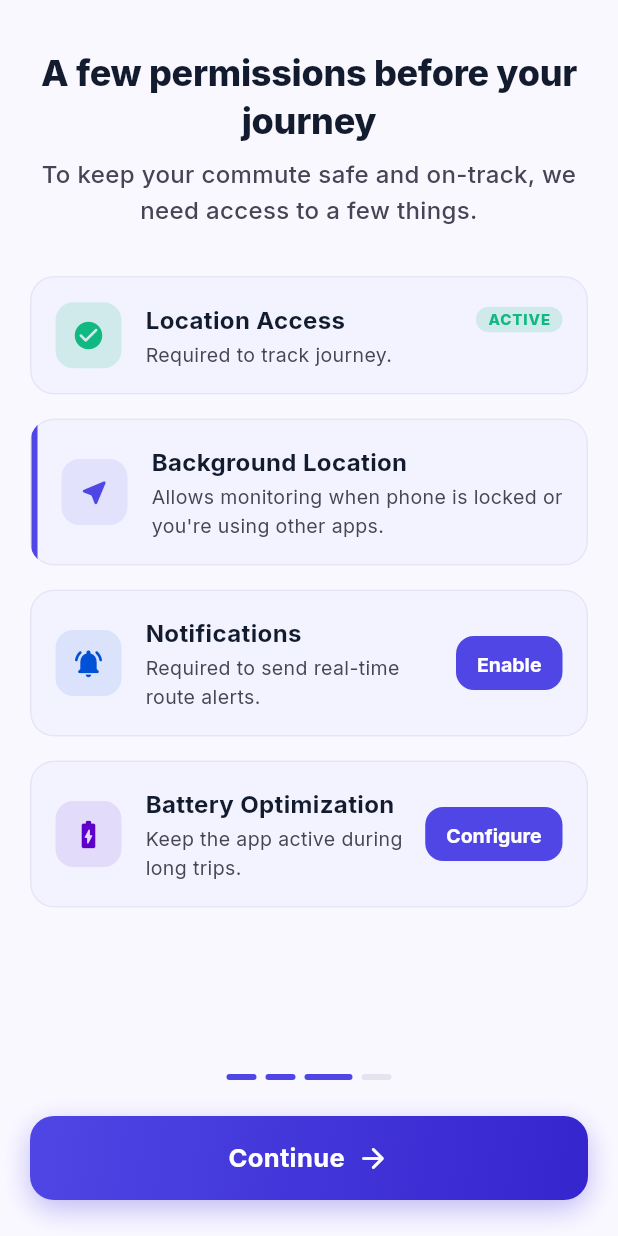
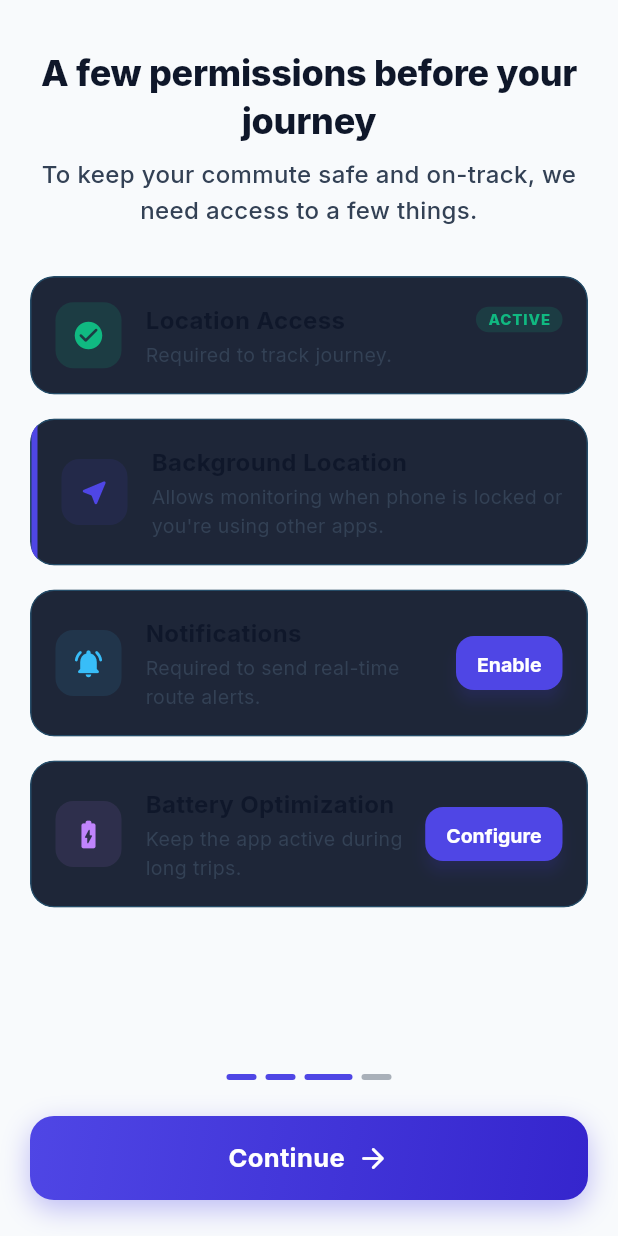
Before and after one commit to Rajkishore08/Location-Based-Alarm--Flutter-app, a Flutter app: the screen it shows after launch, after a tap on "Skip", on a phone screen of 412 x 824 dp. Run offline on Flutter 3.47's test engine with Material 3 defaults, Android fonts, the phone set to English and light mode, and no system bars; our stand-ins replace audioplayers, cloud_firestore, firebase_auth, firebase_core, flutter_dotenv, flutter_local_notifications and 10 more; accounts and stored records are empty; statements that could not run were skipped.

Commit message:
style: complete UI transformation to ultra-modern deep space cyberpunk SaaS design system

```diff
--- a/lib/core/constants/app_colors.dart
+++ b/lib/core/constants/app_colors.dart
@@ -1,79 +1,93 @@
 import 'package:flutter/material.dart';
 
-/// Stitch Design System Color Palette for Smart Route Alert
-/// Visual Source of Truth: Stitch Project 15343939883169592414
+/// Ultra-Modern SaaS Design Tokens for Smart Route Alert
 class AppColors {
   AppColors._();
 
-  // Primary Brand Colors
-  static const Color primary = Color(0xFF3525CD);
-  static const Color primaryContainer = Color(0xFF4F46E5);
+  // Primary Brand & Electric Accents
+  static const Color primary = Color(0xFF6366F1); // Electric Indigo
+  static const Color primaryContainer = Color(0xFF4F46E5); // Royal Indigo
   static const Color onPrimary = Color(0xFFFFFFFF);
-  static const Color onPrimaryContainer = Color(0xFFDAD7FF);
-  static const Color primaryFixed = Color(0xFFE2DFFF);
-  static const Color primaryFixedDim = Color(0xFFC3C0FF);
-  static const Color onPrimaryFixed = Color(0xFF0F0069);
-  static const Color onPrimaryFixedVariant = Color(0xFF3323CC);
+  static const Color onPrimaryContainer = Color(0xFFE0E7FF);
+  static const Color primaryFixed = Color(0xFF818CF8);
+  static const Color primaryFixedDim = Color(0xFF6366F1);
+  static const Color onPrimaryFixed = Color(0xFF1E1B4B);
+  static const Color onPrimaryFixedVariant = Color(0xFF3730A3);
 
-  // Secondary Colors
-  static const Color secondary = Color(0xFF0051D5);
-  static const Color secondaryContainer = Color(0xFF316BF3);
+  // Secondary Accents (Sky Cyan & Cobalt)
+  static const Color secondary = Color(0xFF38BDF8); // Sky Cyan
+  static const Color secondaryContainer = Color(0xFF0284C7);
   static const Color onSecondary = Color(0xFFFFFFFF);
-  static const Color onSecondaryContainer = Color(0xFFFEFCFF);
-  static const Color secondaryFixed = Color(0xFFDBE1FF);
-  static const Color secondaryFixedDim = Color(0xFFB4C5FF);
-  static const Color onSecondaryFixed = Color(0xFF00174B);
-  static const Color onSecondaryFixedVariant = Color(0xFF003EA8);
+  static const Color onSecondaryContainer = Color(0xFFF0F9FF);
+  static const Color secondaryFixed = Color(0xFFBAE6FD);
+  static const Color secondaryFixedDim = Color(0xFF7DD3FC);
+  static const Color onSecondaryFixed = Color(0xFF0C4A6E);
+  static const Color onSecondaryFixedVariant = Color(0xFF0369A1);
 
-  // Tertiary Colors
-  static const Color tertiary = Color(0xFF5C00CA);
-  static const Color tertiaryContainer = Color(0xFF7531E6);
+  // Tertiary Accents (Purple Neon)
+  static const Color tertiary = Color(0xFFC084FC); // Purple Neon
+  static const Color tertiaryContainer = Color(0xFF9333EA);
   static const Color onTertiary = Color(0xFFFFFFFF);
-  static const Color onTertiaryContainer = Color(0xFFE4D4FF);
-  static const Color tertiaryFixed = Color(0xFFEADDFF);
-  static const Color tertiaryFixedDim = Color(0xFFD2BBFF);
-  static const Color onTertiaryFixed = Color(0xFF25005A);
-  static const Color onTertiaryFixedVariant = Color(0xFF5A00C6);
+  static const Color onTertiaryContainer = Color(0xFFFAF5FF);
 
-  // Neutral & Surface Colors (Light Mode)
-  static const Color background = Color(0xFFFAF8FF);
-  static const Color onBackground = Color(0xFF131B2E);
-  static const Color surface = Color(0xFFFAF8FF);
-  static const Color onSurface = Color(0xFF131B2E);
-  static const Color onSurfaceVariant = Color(0xFF464555);
+  // Neutral & Deep Space Canvas (Dark Mode Default)
+  static const Color background = Color(0xFF0B0F19); // Deep Space Canvas
+  static const Color onBackground = Color(0xFFF8FAFC);
+  static const Color surface = Color(0xFF0F172A); // Slate Surface
+  static const Color onSurface = Color(0xFFF8FAFC);
+  static const Color onSurfaceVariant = Color(0xFF94A3B8);
 
-  static const Color surfaceContainerLowest = Color(0xFFFFFFFF);
-  static const Color surfaceContainerLow = Color(0xFFF2F3FF);
-  static const Color surfaceContainer = Color(0xFFEAEDFF);
-  static const Color surfaceContainerHigh = Color(0xFFE2E7FF);
-  static const Color surfaceContainerHighest = Color(0xFFDAE2FD);
-  static const Color surfaceDim = Color(0xFFD2D9F4);
-  static const Color surfaceBright = Color(0xFFFAF8FF);
-  static const Color surfaceTint = Color(0xFF4D44E3);
+  static const Color surfaceContainerLowest = Color(0xFF070A12);
+  static const Color surfaceContainerLow = Color(0xFF1E293B);
+  static const Color surfaceContainer = Color(0xFF1E2638);
+  static const Color surfaceContainerHigh = Color(0xFF334155);
+  static const Color surfaceContainerHighest = Color(0xFF475569);
+  static const Color surfaceDim = Color(0xFF0F172A);
+  static const Color surfaceBright = Color(0xFF1E293B);
+  static const Color surfaceTint = Color(0xFF6366F1);
 
-  // Inverse Colors (Dark Mode Base)
-  static const Color inverseSurface = Color(0xFF283044);
-  static const Color inverseOnSurface = Color(0xFFEEF0FF);
-  static const Color inversePrimary = Color(0xFFC3C0FF);
+  // Inverse Colors (Light Mode Adaptability)
+  static const Color inverseSurface = Color(0xFFF8FAFC);
+  static const Color inverseOnSurface = Color(0xFF0F172A);
+  static const Color inversePrimary = Color(0xFF4F46E5);
 
-  // Outlines & Borders
-  static const Color outline = Color(0xFF777587);
-  static const Color outlineVariant = Color(0xFFC7C4D8);
+  // Outlines & Glowing Glass Borders
+  static const Color outline = Color(0xFF64748B);
+  static const Color outlineVariant = Color(0xFF334155);
 
-  // Errors & Warnings
-  static const Color error = Color(0xFFBA1A1A);
-  static const Color errorContainer = Color(0xFFFFDAD6);
+  // Errors & Critical Alerts
+  static const Color error = Color(0xFFEF4444);
+  static const Color errorContainer = Color(0xFF450A0A);
   static const Color onError = Color(0xFFFFFFFF);
-  static const Color onErrorContainer = Color(0xFF93000A);
+  static const Color onErrorContainer = Color(0xFFFCA5A5);
 
-  // Status Indicator Colors
-  static const Color success = Color(0xFF10B981);
-  static const Color warning = Color(0xFFF59E0B);
-  static const Color info = Color(0xFF3B82F6);
+  // High-Contrast Status Indicators
+  static const Color success = Color(0xFF10B981); // Emerald Green
+  static const Color warning = Color(0xFFF59E0B); // Amber Warning
+  static const Color info = Color(0xFF38BDF8); // Cyan Info
 
-  // Glassmorphic Overlays
-  static const Color glassLightBg = Color(0xB3FAF8FF); // 70% opacity
-  static const Color glassDarkBg = Color(0xB3283044); // 70% opacity
-  static const Color glassBorderLight = Color(0x33C7C4D8);
-  static const Color glassBorderDark = Color(0x1AFFFFFF);
+  // Glassmorphic Surfaces & Radial Glows
+  static const Color glassLightBg = Color(0xE6FFFFFF); // 90% blur white
+  static const Color glassDarkBg = Color(0xD90F172A); // 85% blur deep slate
+  static const Color glassBorderLight = Color(0x336366F1);
+  static const Color glassBorderDark = Color(0x4038BDF8); // 25% glowing cyan border
+
+  // SaaS Gradients
+  static const LinearGradient brandGradient = LinearGradient(
+    colors: [Color(0xFF4F46E5), Color(0xFF6366F1), Color(0xFF38BDF8)],
+    begin: Alignment.topLeft,
+    end: Alignment.bottomRight,
+  );
+
+  static const LinearGradient cardGradient = LinearGradient(
+    colors: [Color(0xFF1E293B), Color(0xFF0F172A)],
+    begin: Alignment.topCenter,
+    end: Alignment.bottomCenter,
+  );
+
+  static const RadialGradient heroRadialGlow = RadialGradient(
+    center: Alignment.topCenter,
+    radius: 1.2,
+    colors: [Color(0x336366F1), Color(0x1A38BDF8), Color(0x000B0F19)],
+  );
 }
--- a/lib/core/theme/app_theme.dart
+++ b/lib/core/theme/app_theme.dart
@@ -6,14 +6,14 @@
 class AppTheme {
   AppTheme._();
 
-  static ThemeData get lightTheme {
+  static ThemeData get darkTheme {
     return ThemeData(
       useMaterial3: true,
-      brightness: Brightness.light,
+      brightness: Brightness.dark,
       primaryColor: AppColors.primary,
       scaffoldBackgroundColor: AppColors.background,
       colorScheme: const ColorScheme(
-        brightness: Brightness.light,
+        brightness: Brightness.dark,
         primary: AppColors.primary,
         onPrimary: AppColors.onPrimary,
         primaryContainer: AppColors.primaryContainer,
@@ -24,26 +24,22 @@
         onSecondaryContainer: AppColors.onSecondaryContainer,
         tertiary: AppColors.tertiary,
         onTertiary: AppColors.onTertiary,
-        tertiaryContainer: AppColors.tertiaryContainer,
-        onTertiaryContainer: AppColors.onTertiaryContainer,
         error: AppColors.error,
         onError: AppColors.onError,
-        errorContainer: AppColors.errorContainer,
-        onErrorContainer: AppColors.onErrorContainer,
         surface: AppColors.surface,
         onSurface: AppColors.onSurface,
         onSurfaceVariant: AppColors.onSurfaceVariant,
         outline: AppColors.outline,
         outlineVariant: AppColors.outlineVariant,
-        shadow: Color(0x1F000000),
-        inverseSurface: AppColors.inverseSurface,
-        onInverseSurface: AppColors.inverseOnSurface,
-        inversePrimary: AppColors.inversePrimary,
+        shadow: Color(0x3F000000),
       ),
       cardTheme: CardThemeData(
         color: AppColors.surfaceContainerLow,
         elevation: 0,
-        shape: RoundedRectangleBorder(borderRadius: AppRadius.borderXl),
+        shape: RoundedRectangleBorder(
+          borderRadius: AppRadius.borderXl,
+          side: const BorderSide(color: AppColors.glassBorderDark, width: 1),
+        ),
         margin: EdgeInsets.zero,
       ),
       appBarTheme: AppBarTheme(
@@ -51,13 +47,14 @@
         foregroundColor: AppColors.onSurface,
         elevation: 0,
         centerTitle: false,
-        titleTextStyle: AppTypography.headlineMd.copyWith(color: AppColors.primary),
+        titleTextStyle: AppTypography.headlineMd.copyWith(color: AppColors.primaryFixed),
       ),
       elevatedButtonTheme: ElevatedButtonThemeData(
         style: ElevatedButton.styleFrom(
           backgroundColor: AppColors.primaryContainer,
           foregroundColor: AppColors.onPrimary,
-          elevation: 0,
+          elevation: 4,
+          shadowColor: AppColors.primaryContainer.withValues(alpha: 0.4),
           padding: const EdgeInsets.symmetric(horizontal: AppSpacing.lg, vertical: AppSpacing.md),
           shape: RoundedRectangleBorder(borderRadius: AppRadius.borderXl),
           textStyle: AppTypography.bodyLg.copyWith(fontWeight: FontWeight.w700),
@@ -65,8 +62,8 @@
       ),
       outlinedButtonTheme: OutlinedButtonThemeData(
         style: OutlinedButton.styleFrom(
-          foregroundColor: AppColors.primary,
-          side: const BorderSide(color: AppColors.primaryContainer, width: 1.5),
+          foregroundColor: AppColors.secondary,
+          side: const BorderSide(color: AppColors.secondary, width: 1.5),
           padding: const EdgeInsets.symmetric(horizontal: AppSpacing.lg, vertical: AppSpacing.md),
           shape: RoundedRectangleBorder(borderRadius: AppRadius.borderXl),
           textStyle: AppTypography.bodyLg.copyWith(fontWeight: FontWeight.w600),
@@ -75,61 +72,5 @@
     );
   }
 
-  static ThemeData get darkTheme {
-    return ThemeData(
-      useMaterial3: true,
-      brightness: Brightness.dark,
-      primaryColor: AppColors.inversePrimary,
-      scaffoldBackgroundColor: AppColors.inverseSurface,
-      colorScheme: const ColorScheme(
-        brightness: Brightness.dark,
-        primary: AppColors.inversePrimary,
-        onPrimary: AppColors.onPrimaryFixed,
-        primaryContainer: AppColors.primaryContainer,
-        onPrimaryContainer: AppColors.onPrimaryContainer,
-        secondary: AppColors.secondaryFixedDim,
-        onSecondary: AppColors.onSecondaryFixed,
-        secondaryContainer: AppColors.secondaryContainer,
-        onSecondaryContainer: AppColors.onSecondaryContainer,
-        tertiary: AppColors.tertiaryFixedDim,
-        onTertiary: AppColors.onTertiaryFixed,
-        tertiaryContainer: AppColors.tertiaryContainer,
-        onTertiaryContainer: AppColors.onTertiaryContainer,
-        error: AppColors.errorContainer,
-        onError: AppColors.onErrorContainer,
-        surface: AppColors.inverseSurface,
-        onSurface: AppColors.inverseOnSurface,
-        onSurfaceVariant: AppColors.outlineVariant,
-        outline: AppColors.outline,
-        outlineVariant: AppColors.onSurfaceVariant,
-        shadow: Color(0x3F000000),
-        inverseSurface: AppColors.surface,
-        onInverseSurface: AppColors.onSurface,
-        inversePrimary: AppColors.primary,
-      ),
-      cardTheme: CardThemeData(
-        color: const Color(0xFF1E2638),
-        elevation: 0,
-        shape: RoundedRectangleBorder(borderRadius: AppRadius.borderXl),
-        margin: EdgeInsets.zero,
-      ),
-      appBarTheme: AppBarTheme(
-        backgroundColor: AppColors.inverseSurface,
-        foregroundColor: AppColors.inverseOnSurface,
-        elevation: 0,
-        centerTitle: false,
-        titleTextStyle: AppTypography.headlineMd.copyWith(color: AppColors.primaryFixed),
-      ),
-      elevatedButtonTheme: ElevatedButtonThemeData(
-        style: ElevatedButton.styleFrom(
-          backgroundColor: AppColors.primaryContainer,
-          foregroundColor: AppColors.onPrimary,
-          elevation: 0,
-          padding: const EdgeInsets.symmetric(horizontal: AppSpacing.lg, vertical: AppSpacing.md),
-          shape: RoundedRectangleBorder(borderRadius: AppRadius.borderXl),
-          textStyle: AppTypography.bodyLg.copyWith(fontWeight: FontWeight.w700),
-        ),
-      ),
-    );
-  }
+  static ThemeData get lightTheme => darkTheme;
 }
```
Also changed, not shown: lib/shared/widgets/app_bottom_nav.dart (+25 -11 lines), lib/shared/widgets/destination_card.dart (+48 -20 lines), lib/shared/widgets/location_search_bar.dart (+10 -8 lines), lib/shared/widgets/smart_alert_card.dart (+60 -24 lines), 1 other file.
